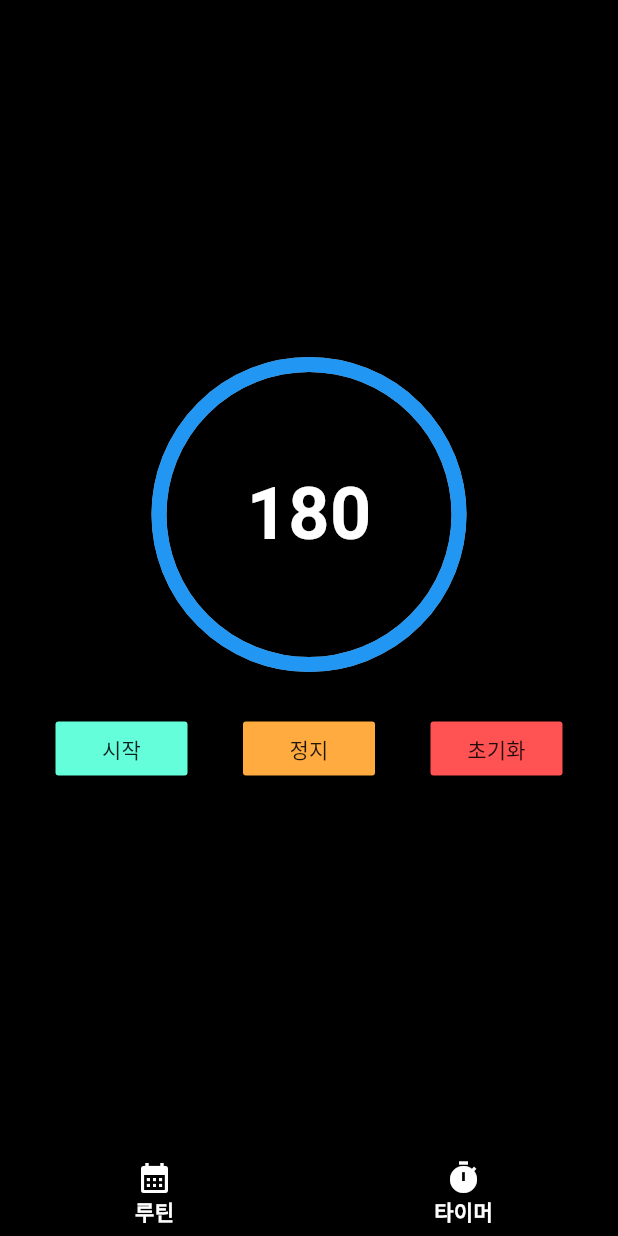
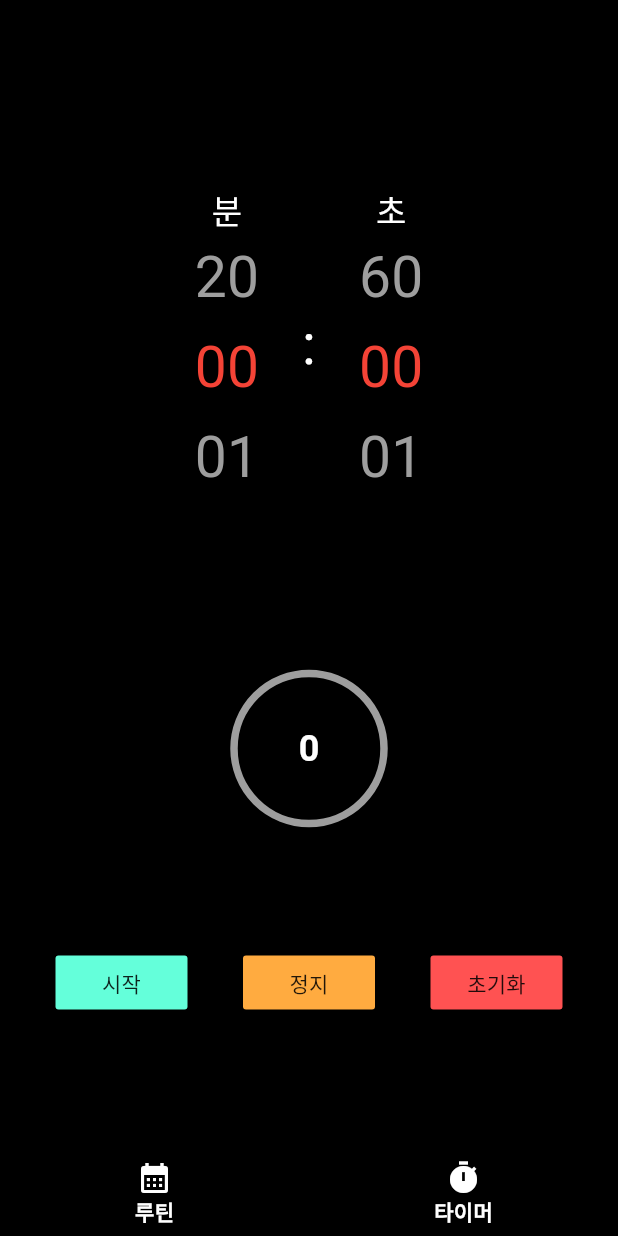
Before and after one commit to techpark690127730119/health, a Flutter app: the screen it shows after launch, item 2 of the bottom bar chosen, after a tap on "시작", after a tap on "초기화", on a phone screen of 412 x 824 dp. Run offline on Flutter 3.47's test engine with Material 3 defaults, Android fonts, the phone set to English and light mode, and no system bars; drawn by our look-alikes of numberpicker; our stand-ins replace drift, flutter_hooks, flutter_riverpod, flutter_screenutil, go_router, hooks_riverpod and 2 more; accounts and stored records are empty; generated files the repository leaves out were written again; Roboto replaces fonts that are missing (main).

Commit message:
애니메이션 추가

```diff
--- a/lib/timer/view/screen/timer_screen.dart
+++ b/lib/timer/view/screen/timer_screen.dart
@@ -2,6 +2,7 @@ import 'dart:async';
 import 'package:flutter/material.dart';
 import 'package:flutter/services.dart';
 import 'package:health_plans/timer/util/cout_down_timer.dart';
+import 'package:numberpicker/numberpicker.dart';
 
 class CountDownTimerScreen extends StatefulWidget {
   const CountDownTimerScreen({Key? key}) : super(key: key);
@@ -10,12 +11,45 @@ class CountDownTimerScreen extends StatefulWidget {
   State<CountDownTimerScreen> createState() => _CountDownTimerScreenState();
 }
 
-class _CountDownTimerScreenState extends State<CountDownTimerScreen> {
-  int countdownSeconds = 180;
+class _CountDownTimerScreenState extends State<CountDownTimerScreen>
+    with SingleTickerProviderStateMixin {
+  int initSeconds = 0;
+  int initMinutes = 0;
+  int countdownSeconds = 0;
+
   late CountdownTimer countdownTimer;
+  late AnimationController animationController = AnimationController(
+    vsync: this,
+    duration: const Duration(milliseconds: 500),
+  );
+
+  // 애니메이션 타입
+  late Animation<double> timerScale =
+      Tween(begin: 0.5, end: 1.0).animate(animationController);
+
+  late Animation<double> timeScale = Tween(
+    begin: 1.0,
+    end: 0.5,
+  ).animate(animationController);
 
   bool isTimerRunning = false;
 
+  void forwardAnima() {
+    setState(() {
+      animationController.forward();
+    });
+  }
+
+  void resetAnima() {
+    setState(() {
+      initMinutes = 0;
+      initSeconds = 0;
+      animationController.reverse();
+    });
+  }
+
+  // 타이머를 생성한다.
+  // 그리고 타이머는 1초마다 초기값을 감소시키고, 화면의 countdownSeconds 변수를 업데이트 한다.
   void initTimerOperation() {
     countdownTimer = CountdownTimer(
       seconds: countdownSeconds,
@@ -57,8 +91,14 @@ class _CountDownTimerScreenState extends State<CountDownTimerScreen> {
   void resetTimer() {
     stopTimer();
     setState(() {
-      countdownSeconds = 180;
+      countdownSeconds = 0;
     });
+  }
+
+  @override
+  void dispose() {
+    animationController.dispose();
+    super.dispose();
   }
 
   @override
@@ -66,11 +106,103 @@ class _CountDownTimerScreenState extends State<CountDownTimerScreen> {
     return Scaffold(
       body: Center(
         child: Column(
+          mainAxisAlignment: MainAxisAlignment.start,
+          children: [
+            Padding(
+              padding: const EdgeInsets.only(top: 124, bottom: 64),
+              // 위젯의 크기를 애니메이션하고 싶으면 해당 위젯을
+              // ScaleTransition으로 감싸야 한다.
+              child: ScaleTransition(
+                scale: timeScale,
+                child: Row(
                   mainAxisAlignment: MainAxisAlignment.center,
                   children: [
-            CustomPaint(
+                    Column(
+                      children: [
+                        const Text(
+                          "분",
+                          style: TextStyle(color: Colors.white, fontSize: 22),
+                        ),
+                        // NumberPicker라는 패키지가 있다.
+                        NumberPicker(
+                          // 숫자의 높이
+                          itemHeight: 60,
+                          // 무한 반복
+                          infiniteLoop: true,
+                          // 숫자를 보여줄 때 뭔가 추가할 게 있는 경우 사용
+                          // Dart의 문자열 내장함수 padLeft로 2글자가 안되면 왼쪽에 0을 추가
+                          textMapper: (numberText) {
+                            return numberText.padLeft(2, '0');
+                          },
+                          // 지금 선택된 숫자 스타일
+                          selectedTextStyle:
+                              const TextStyle(color: Colors.red, fontSize: 38),
+                          // 일반 숫자 스타일
+                          textStyle:
+                              const TextStyle(color: Colors.grey, fontSize: 38),
+                          // 최소값
+                          minValue: 0,
+                          // 최대값
+                          maxValue: 20,
+                          // 선택된 숫자
+                          value: initMinutes,
+                          // 다음 숫자를 선택된 숫자로 만듬
+                          onChanged: (value) {
+                            setState(() {
+                              // 전체 초를 계산해서 타이머를 업데이트
+                              final int r = (countdownSeconds % 60).floor();
+                              countdownSeconds = value * 60 + r;
+                              initMinutes = value;
+                            });
+                          },
+                        ),
+                      ],
+                    ),
+                    const Text(
+                      ":",
+                      style: TextStyle(color: Colors.white, fontSize: 38),
+                    ),
+                    Column(
+                      children: [
+                        const Text(
+                          "초",
+                          style: TextStyle(color: Colors.white, fontSize: 22),
+                        ),
+                        NumberPicker(
+                          itemHeight: 60,
+                          infiniteLoop: true,
+                          textMapper: (numberText) {
+                            return numberText.padLeft(2, '0');
+                          },
+                          selectedTextStyle:
+                              const TextStyle(color: Colors.red, fontSize: 38),
+                          textStyle:
+                              const TextStyle(color: Colors.grey, fontSize: 38),
+                          minValue: 0,
+                          maxValue: 60,
+                          value: initSeconds,
+                          onChanged: (value) {
+                            setState(() {
+                              final int r = (countdownSeconds % 60).floor();
+                              countdownSeconds = countdownSeconds - r + value;
+                              initSeconds = value;
+                            });
+                          },
+                        ),
+                      ],
+                    ),
+                  ],
+                ),
+              ),
+            ),
+            // 플러터 제공 함수
+            ScaleTransition(
+              // 애니메이션 공식
+              scale: timerScale,
+              // 애니메이션을 적용할 위젯
+              child: CustomPaint(
                 painter: TimerCirclePainter(
-                progress: countdownSeconds / 180,
+                  progress: countdownSeconds / (initMinutes * 60 + initSeconds),
                   backgroundColor: Colors.grey,
                   color: Colors.blue,
                 ),
@@ -89,6 +221,7 @@ class _CountDownTimerScreenState extends State<CountDownTimerScreen> {
                   ),
                 ),
               ),
+            ),
             const SizedBox(height: 32),
             Row(
               mainAxisAlignment: MainAxisAlignment.spaceEvenly,
@@ -96,6 +229,7 @@ class _CountDownTimerScreenState extends State<CountDownTimerScreen> {
                 MaterialButton(
                   color: Colors.tealAccent,
                   onPressed: () {
+                    forwardAnima();
                     initTimerOperation();
                   },
                   child: const Text("시작"),
@@ -110,6 +244,7 @@ class _CountDownTimerScreenState extends State<CountDownTimerScreen> {
                 MaterialButton(
                   color: Colors.redAccent,
                   onPressed: () {
+                    resetAnima();
                     resetTimer();
                   },
                   child: const Text("초기화"),
--- a/pubspec.yaml
+++ b/pubspec.yaml
@@ -47,6 +47,7 @@ dependencies:
   flutter_hooks: ^0.20.5
   hooks_riverpod: ^2.4.10
   riverpod_annotation: ^2.3.3
+  numberpicker: ^2.1.2
 
 dev_dependencies:
   flutter_test:
```
Also changed, not shown: lib/timer/util/cout_down_timer.dart (line endings or trailing spaces), pubspec.lock. Lines whose indentation alone changed are shown as unchanged.
